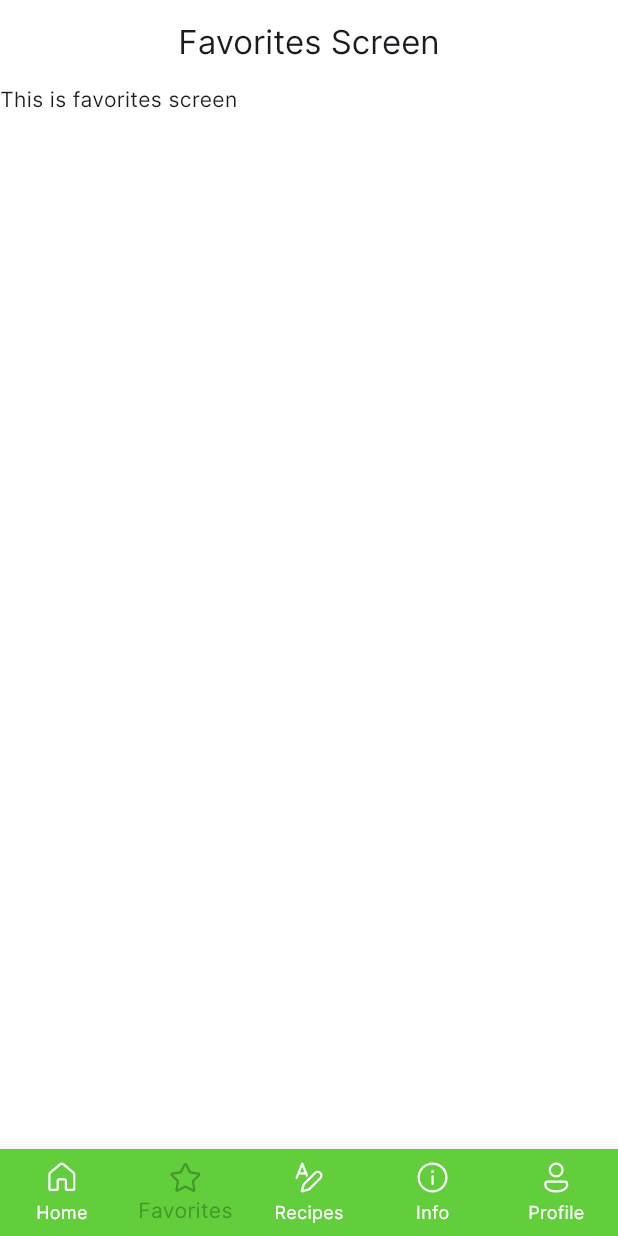
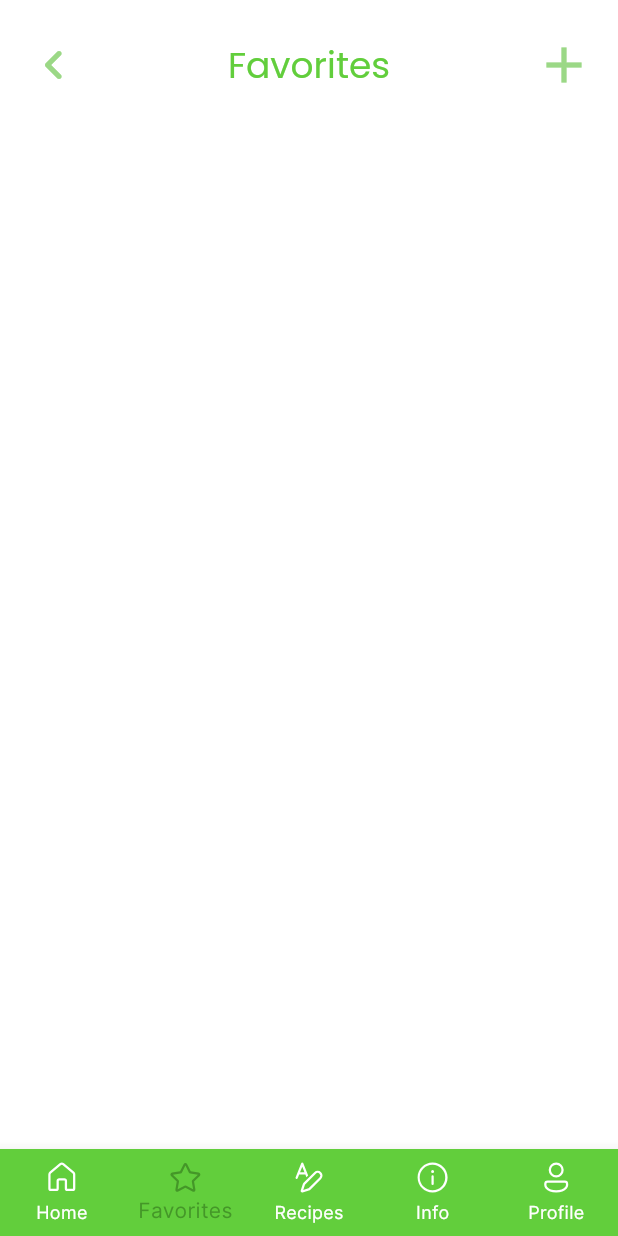
Before and after one commit to MargarethaNaibaho/freshly-dropped-mobile, a Flutter app: the screen it shows after launch, item 2 of the bottom bar chosen, on a phone screen of 412 x 824 dp. Run offline on Flutter 3.47's test engine with Material 3 defaults, Android fonts, the phone set to English and light mode, and no system bars; our stand-ins replace fluentui_icons.

Commit message:
app bar favorites screen done

```diff
--- a/lib/screens/favorites_screen.dart
+++ b/lib/screens/favorites_screen.dart
@@ -1,18 +1,32 @@
+import 'dart:developer';
+
 import 'package:flutter/material.dart';
+import 'package:freshy_food/widgets/app_bar_white_with_plus.dart';
 
-class FavoritesScreen extends StatelessWidget {
+class FavoritesScreen extends StatefulWidget {
   const FavoritesScreen({super.key});
 
+  @override
+  State<FavoritesScreen> createState() => _FavoritesScreenState();
+}
+
+class _FavoritesScreenState extends State<FavoritesScreen> {
   @override
   Widget build(BuildContext context) {
     return Scaffold(
       backgroundColor: Colors.white,
-      appBar: AppBar(
-        backgroundColor: Colors.white,
-        title: Text("Favorites Screen"),
-        centerTitle: true,
+      appBar: AppBarWhiteWithPlus(linkBack: (context){
+        Navigator.pushAndRemoveUntil(
+          context,
+          MaterialPageRoute(builder: (context) => BottomAppBar()),
+          (Route<dynamic> route) => false,
+        );
+      },
+        linkAdd: (){
+          log("Ini tombol tambah diklik");
+        },
+        title: "Favorites"
       ),
-      body: Text("This is favorites screen"),
     );
   }
 }
--- a/lib/widgets/app_bar_white_with_plus.dart
+++ b/lib/widgets/app_bar_white_with_plus.dart
@@ -25,7 +25,7 @@ class AppBarWhiteWithPlus extends StatelessWidget implements PreferredSizeWidget
                     child: Icon(Icons.keyboard_arrow_left_rounded, size: 40, color: CustomColors.lightGreen),
                   ),
                   Text(
-                    "Info",
+                    title,
                     style: TextStyle(
                       fontFamily: 'Poppins',
                       fontSize: 24,
```
